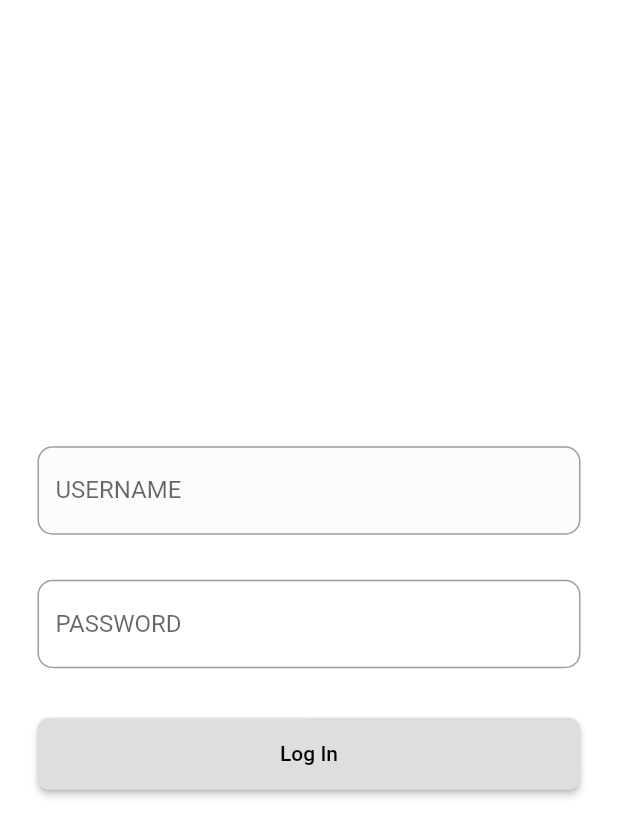
After one commit to vivekjne/flutter-app-one, a Flutter app: the Login screen opened directly, on a phone screen of 412 x 824 dp. The commit adds this screen. Shown: the top 837 px of the screen. Run offline on Flutter 3.47's test engine with Material 2 defaults, Android fonts, the phone set to English and light mode, and no system bars; network calls fail.

Commit message:
login page

```diff
--- a/lib/screens/intro.dart
+++ b/lib/screens/intro.dart
@@ -1,5 +1,4 @@
 import 'dart:async';
-
 import 'package:flutter/material.dart';
 import 'package:flutter_twitch/screens/home.dart';
 import 'welcome.dart';
--- /dev/null
+++ b/lib/screens/login.dart
@@ -0,0 +1,88 @@
+import 'package:flutter/material.dart';
+
+class Login extends StatelessWidget {
+  @override
+  Widget build(BuildContext context) {
+    return Scaffold(
+      body: LayoutBuilder(
+          builder: (BuildContext context, BoxConstraints constraints) {
+        return Container(
+          padding: EdgeInsets.symmetric(horizontal: 10),
+          color: Colors.white,
+          child: Column(
+            mainAxisAlignment: MainAxisAlignment.center,
+            crossAxisAlignment: CrossAxisAlignment.start,
+            children: <Widget>[
+              Container(
+                child: Padding(
+                  padding: const EdgeInsets.all(15.0),
+                  child: TextField(
+                    minLines: 1,
+                    maxLines: 1,
+                    autocorrect: false,
+                    decoration: InputDecoration(
+                      labelText: "USERNAME",
+                      hintText: 'John Doe',
+                      filled: true,
+                      fillColor: Color(0xFcccccc),
+                      enabledBorder: OutlineInputBorder(
+                        borderRadius: BorderRadius.all(Radius.circular(10.0)),
+                        borderSide: BorderSide(color: Colors.grey),
+                      ),
+                      focusedBorder: OutlineInputBorder(
+                        borderRadius: BorderRadius.all(Radius.circular(10.0)),
+                        borderSide: BorderSide(color: Color(0x0ff9146fe)),
+                      ),
+                    ),
+                  ),
+                ),
+              ),
+              Container(
+                child: Padding(
+                  padding: const EdgeInsets.all(15.0),
+                  child: TextField(
+                    minLines: 1,
+                    maxLines: 1,
+                    autocorrect: false,
+                    decoration: InputDecoration(
+                      labelText: "PASSWORD",
+                      hintText: '*********',
+                      filled: true,
+                      fillColor: Color(0xFffffff),
+                      enabledBorder: OutlineInputBorder(
+                        borderRadius: BorderRadius.all(Radius.circular(10.0)),
+                        borderSide: BorderSide(color: Colors.grey),
+                      ),
+                      focusedBorder: OutlineInputBorder(
+                          borderRadius: BorderRadius.all(Radius.circular(10.0)),
+                          borderSide: BorderSide(color: Color(0x0ff9146fe))),
+                    ),
+                  ),
+                ),
+              ),
+              SizedBox(
+                height: 3,
+              ),
+              Container(
+                width: constraints.maxWidth,
+                padding: const EdgeInsets.all(15.0),
+                child: RaisedButton(
+                  shape: new RoundedRectangleBorder(
+                    borderRadius: new BorderRadius.circular(8.0),
+                  ),
+                  padding: EdgeInsets.symmetric(vertical: 16),
+                  color: Color(0x0ffdededf),
+                  onPressed: () => true,
+                  child: Text(
+                    'Log In',
+                    style: TextStyle(color: Colors.black),
+                  ),
+                ),
+              )
+            ],
+          ),
+        );
+      }),
+    );
+  }
+}
--- a/lib/screens/welcome.dart
+++ b/lib/screens/welcome.dart
@@ -14,7 +14,7 @@ class Welcome extends StatelessWidget {
             crossAxisAlignment: CrossAxisAlignment.start,
             children: <Widget>[
               Container(
-                width: constraints.maxWidth / 2.5,
+                width: constraints.maxWidth / 1.8,
                 child: Text(
                   'Welcome to Twitch',
                   style: TextStyle(
```
Also changed, not shown: 1 other file.
